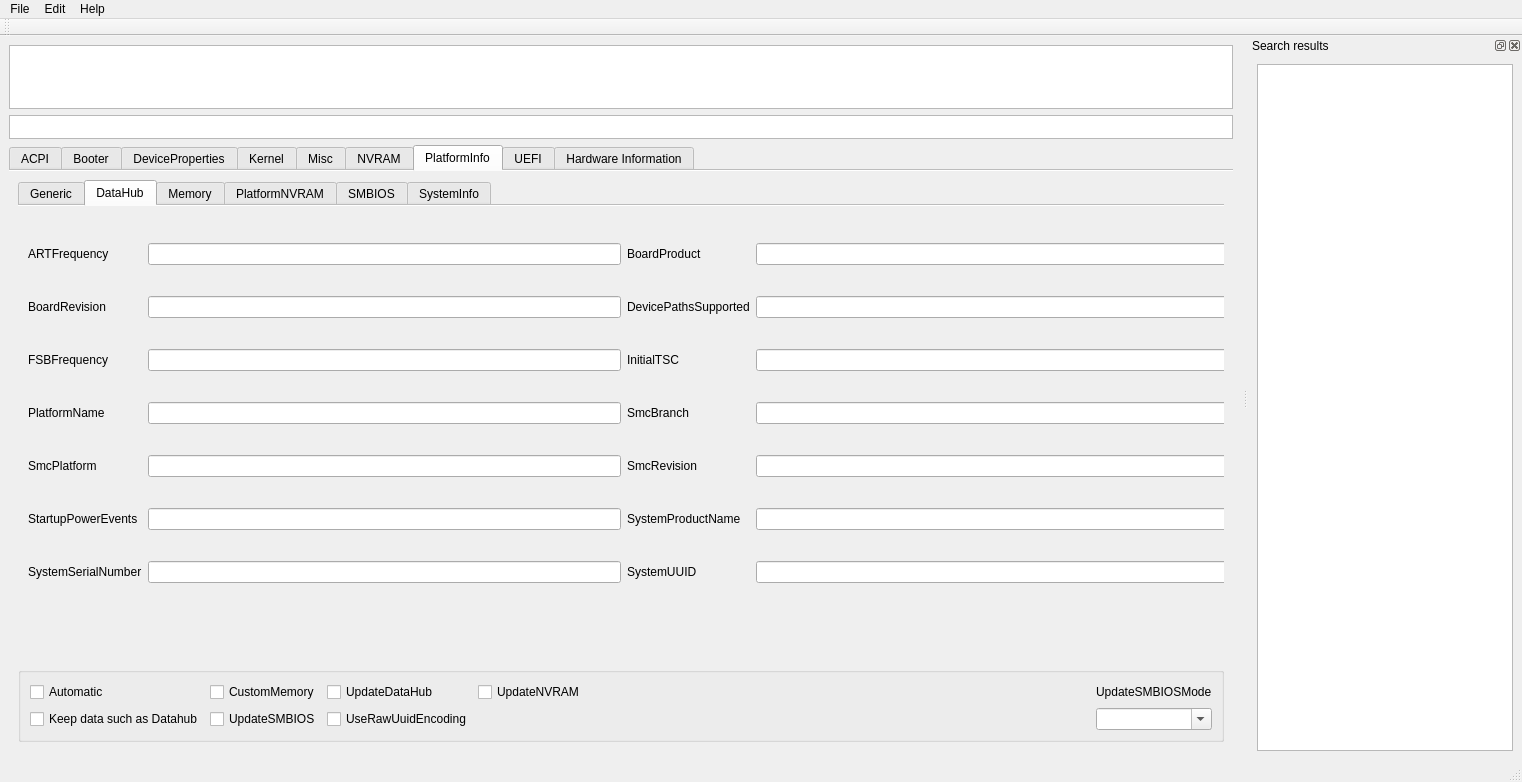
Old version of the form mainwindow.ui in the repository ic005k/OCAuxiliaryTools.
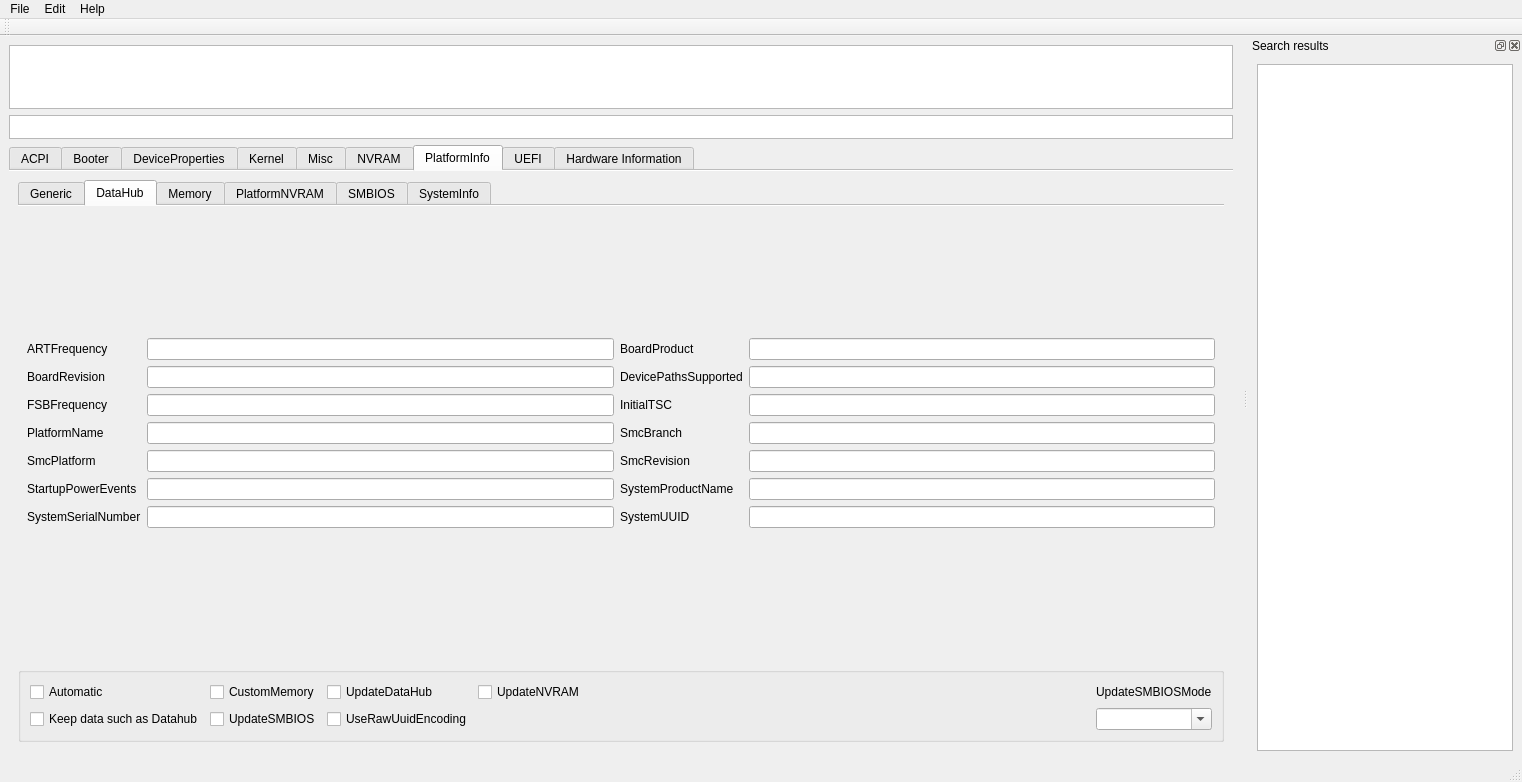
New version of the form. The open tabs and pages were chosen to show the change. Icons and pictures are not drawn.

```diff
--- a/mainwindow.ui
+++ b/mainwindow.ui
@@ -6213,15 +6213,8 @@
            <attribute name="title">
             <string>DataHub</string>
            </attribute>
-           <widget class="QWidget" name="layoutWidget">
-            <property name="geometry">
-             <rect>
-              <x>10</x>
-              <y>12</y>
-              <width>1201</width>
-              <height>391</height>
-             </rect>
-            </property>
+           <layout class="QGridLayout" name="gridLayout_79">
+            <item row="0" column="0">
             <layout class="QGridLayout" name="gridLayout_39">
              <item row="0" column="2">
               <widget class="QLabel" name="label_47">
@@ -6575,7 +6568,8 @@
               <widget class="QLineEdit" name="editSystemUUID_data"/>
              </item>
             </layout>
-           </widget>
+            </item>
+           </layout>
           </widget>
           <widget class="QWidget" name="tabPlatformInfo3">
            <attribute name="title">
```
Lines whose indentation alone changed are shown as unchanged.
